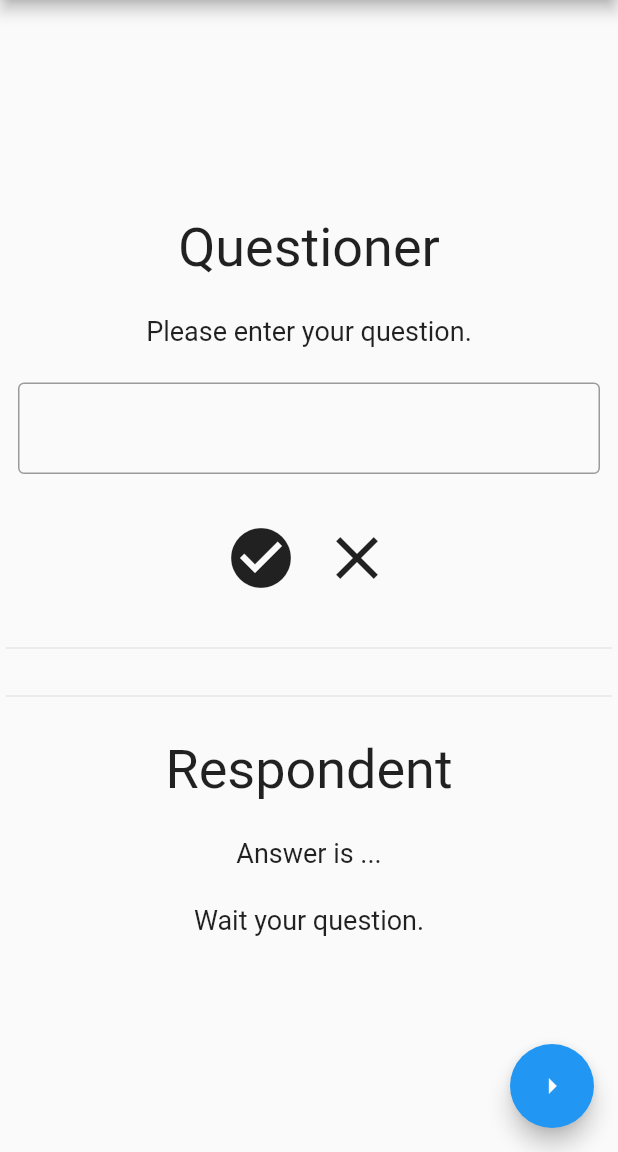
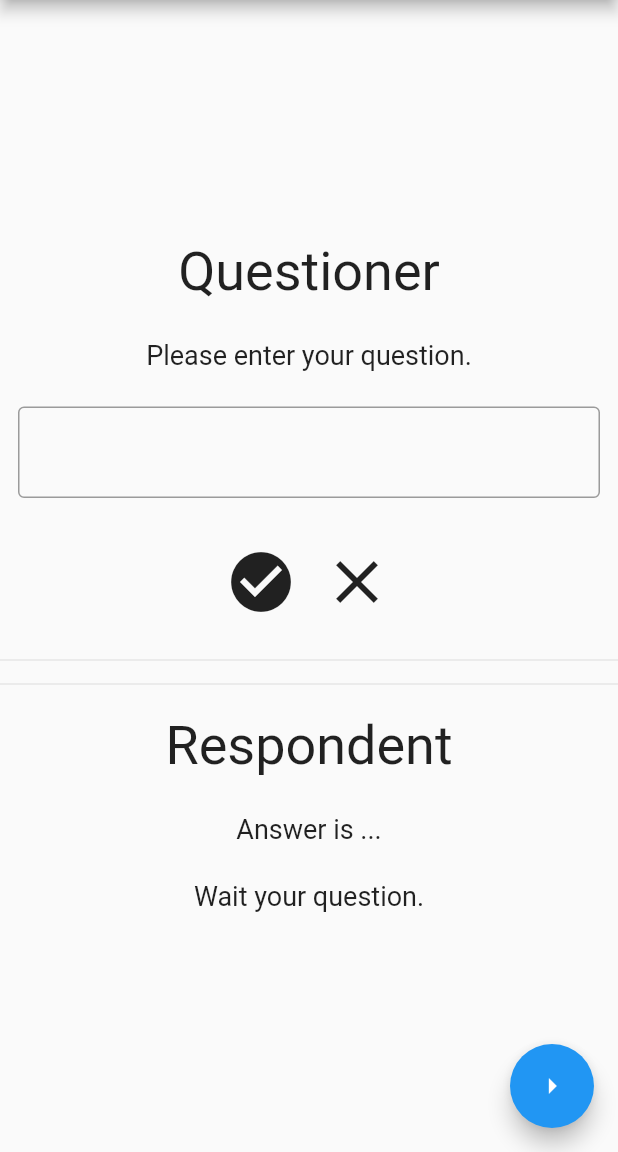
Before and after one commit to linnefromice/magic-8-ball-cross-platform, a Flutter app: the screen it shows after launch, after a tap on the "check circle" icon, on a phone screen of 412 x 824 dp, the part 84-1236 px from its top. Run offline on Flutter 3.47's test engine with Material 2 defaults, Android fonts, the phone set to English and light mode, and no system bars.

Commit message:
separate Sevice class / refactor

```diff
--- a/pkg_flutter/lib/screen/HomePage.dart
+++ b/pkg_flutter/lib/screen/HomePage.dart
@@ -3,6 +3,7 @@ import 'package:flutter/material.dart';
 import 'package:pkg_flutter/models/QARecordModel.dart';
 import 'package:pkg_flutter/screen/RecordPage.dart';
 import 'package:pkg_flutter/screen/arguments/RecordPageArguments.dart';
+import 'package:pkg_flutter/services/AnswerService.dart';
 
 class HomePage extends StatefulWidget {
   static const routeName = '/home';
@@ -17,7 +18,6 @@ class _HomePageState extends State<HomePage> {
 
   TextEditingController _inputQuestionController;
   String _displayAnswer;
-  List<String> _answerList;
   Map<String, QARecordModel> _recordMap;
 
   @override
@@ -30,28 +30,6 @@ class _HomePageState extends State<HomePage> {
     _inputQuestionController = TextEditingController();
     _displayAnswer = 'Wait your quesition.';
     _recordMap = {};
-    _answerList = [
-      'It is certain.',
-      'It is decidely so.',
-      'Without a doubt.',
-      'Yes - definitely.',
-      'You may rely on it.',
-      'As I see it, yes.',
-      'Most likely.',
-      'Outlook good.',
-      'Yes.',
-      'Signs point to yes.',
-      'Reply hazy, try again.',
-      'Ask again later.',
-      'Better not tell you now.',
-      'Cannot predict now.',
-      'Concentrate and ask again.',
-      'Don\'t count on it.',
-      'My reply is no.',
-      'My sources say no.',
-      'Outlook not so good.',
-      'Very doubtful.',
-    ];
   }
 
   void _sendQuestion() {
@@ -63,9 +41,7 @@ class _HomePageState extends State<HomePage> {
       return;
     }
 
-    // select random answer
-    var num = Random().nextInt(_answerList.length);
-    var selectedAnswer = _answerList[num];
+    var selectedAnswer = AnswerService.selectRandomAnswer();
     setState(() {
       _displayAnswer = selectedAnswer;
       // for navigate
@@ -93,34 +69,21 @@ class _HomePageState extends State<HomePage> {
     onPressed: _navigateRecordPage,
   );
 
-  @override
-  Widget build(BuildContext context) {
-    return Scaffold(
-      appBar: AppBar(
-        title: Text('Magic 8 Ball'),
-      ),
-      floatingActionButton: _buildFloatingActionButton(),
-      body: Center(
+  Widget _buildQuestionArea() => Container(
     child: Column(
-          mainAxisAlignment: MainAxisAlignment.center,
-          mainAxisSize: MainAxisSize.max,
       children: <Widget>[
         Container(
           padding: EdgeInsets.all(12.0),
           child: Text(
             "Questioner",
-                style: TextStyle(
-                  fontSize: 36.0,
-                ),
+            style: TextStyle(fontSize: 36.0),
           ),
         ),
         Container(
           padding: EdgeInsets.all(12.0),
           child: Text(
             "Please enter your question.",
-                style: TextStyle(
-                  fontSize: 18.0,
-                ),
+            style: TextStyle(fontSize: 18.0),
           ),
         ),
         Container(
@@ -129,9 +92,7 @@ class _HomePageState extends State<HomePage> {
             controller: _inputQuestionController,
             decoration: InputDecoration(border: OutlineInputBorder()),
             maxLines: 1,
-                style: TextStyle(
-                    fontSize: 18.0
-                ),
+            style: TextStyle(fontSize: 18.0),
           ),
         ),
         Container(
@@ -152,18 +113,13 @@ class _HomePageState extends State<HomePage> {
             ],
           ),
         ),
-            Container(
-              padding: EdgeInsets.all(4.0),
-              child: Divider(
-                height: 24.0,
+      ],
     ),
-            ),
-            Container(
-              padding: EdgeInsets.all(4.0),
-              child: Divider(
-                height: 24.0,
-              ),
-            ),
+  );
+
+  Widget _buildAnswerArea() => Container(
+    child: Column(
+      children: <Widget>[
         Container(
             padding: EdgeInsets.all(12.0),
             child: Text(
@@ -193,6 +149,28 @@ class _HomePageState extends State<HomePage> {
         ),
       ],
     ),
+  );
+
+  @override
+  Widget build(BuildContext context) {
+    return Scaffold(
+      appBar: AppBar(
+        title: Text('Magic 8 Ball'),
+      ),
+      floatingActionButton: _buildFloatingActionButton(),
+      body: Center(
+        child: SingleChildScrollView(
+          child: Column(
+            mainAxisAlignment: MainAxisAlignment.center,
+            mainAxisSize: MainAxisSize.max,
+            children: <Widget>[
+              _buildQuestionArea(),
+              Divider(),
+              Divider(),
+              _buildAnswerArea(),
+            ],
+          ),
+        ),
       ),
     );
   }
--- /dev/null
+++ b/pkg_flutter/lib/services/AnswerService.dart
@@ -0,0 +1,32 @@
+import 'dart:math';
+
+class AnswerService {
+
+  static final answerList = [
+    'It is certain.',
+    'It is decidely so.',
+    'Without a doubt.',
+    'Yes - definitely.',
+    'You may rely on it.',
+    'As I see it, yes.',
+    'Most likely.',
+    'Outlook good.',
+    'Yes.',
+    'Signs point to yes.',
+    'Reply hazy, try again.',
+    'Ask again later.',
+    'Better not tell you now.',
+    'Cannot predict now.',
+    'Concentrate and ask again.',
+    'Don\'t count on it.',
+    'My reply is no.',
+    'My sources say no.',
+    'Outlook not so good.',
+    'Very doubtful.',
+  ];
+
+  static String selectRandomAnswer() {
+    final int num = Random().nextInt(answerList.length);
+    return answerList[num];
+  }
+}
```
Lines whose indentation alone changed are shown as unchanged.
